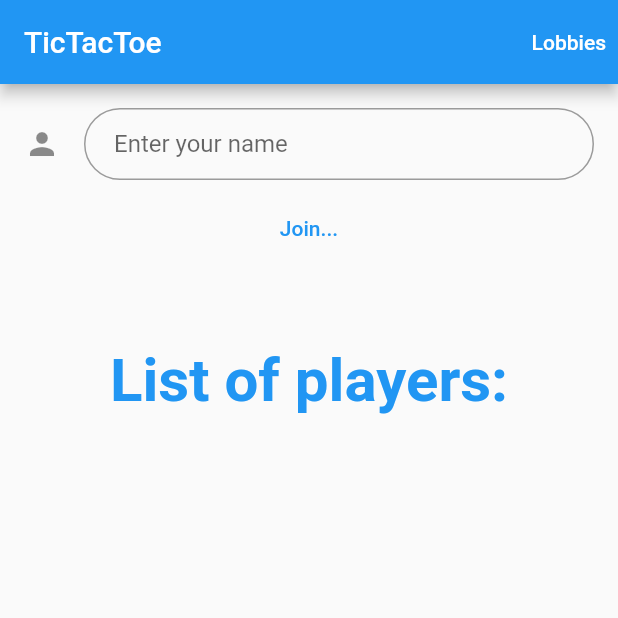
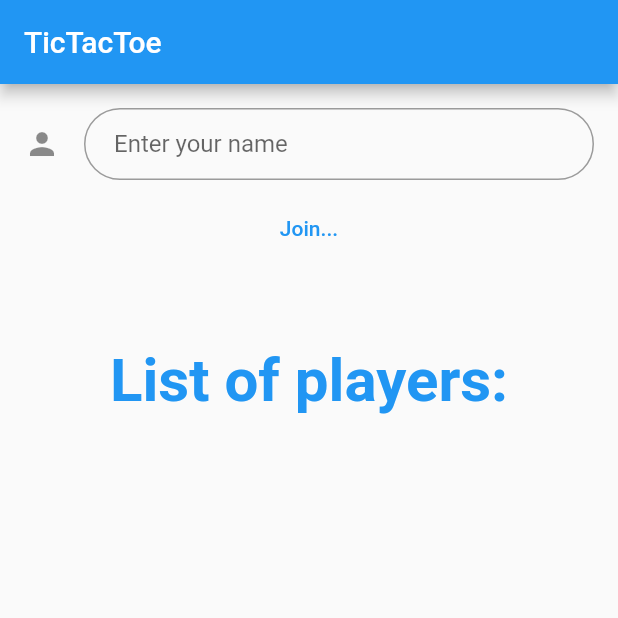
Before and after one commit to HirooHG/pokerapp, a Flutter app: the screen it shows after launch, on a phone screen of 412 x 824 dp, the top half of it. Run offline on Flutter 3.47's test engine with Material 2 defaults, Android fonts, the phone set to English and light mode, and no system bars; network calls fail.

Commit message:
butt lobby able-disable

```diff
--- a/lib/start_page.dart
+++ b/lib/start_page.dart
@@ -38,7 +38,7 @@ class _StartPageState extends State<StartPage> {
   }
   _onGameJoin(){
     game.send('join', _name.text);
-
+    isIn = true;
     setState(() {});
   }
 
@@ -100,7 +100,7 @@ class _StartPageState extends State<StartPage> {
         appBar: AppBar(
           title: const Text('TicTacToe'),
           actions: [
-            (isIn) ? Container() : TextButton(
+            (!isIn) ? Container() : TextButton(
               onPressed: () {
                 Navigator.push(context, MaterialPageRoute(builder: (context) => const LobbiesPage()));
               },
```
